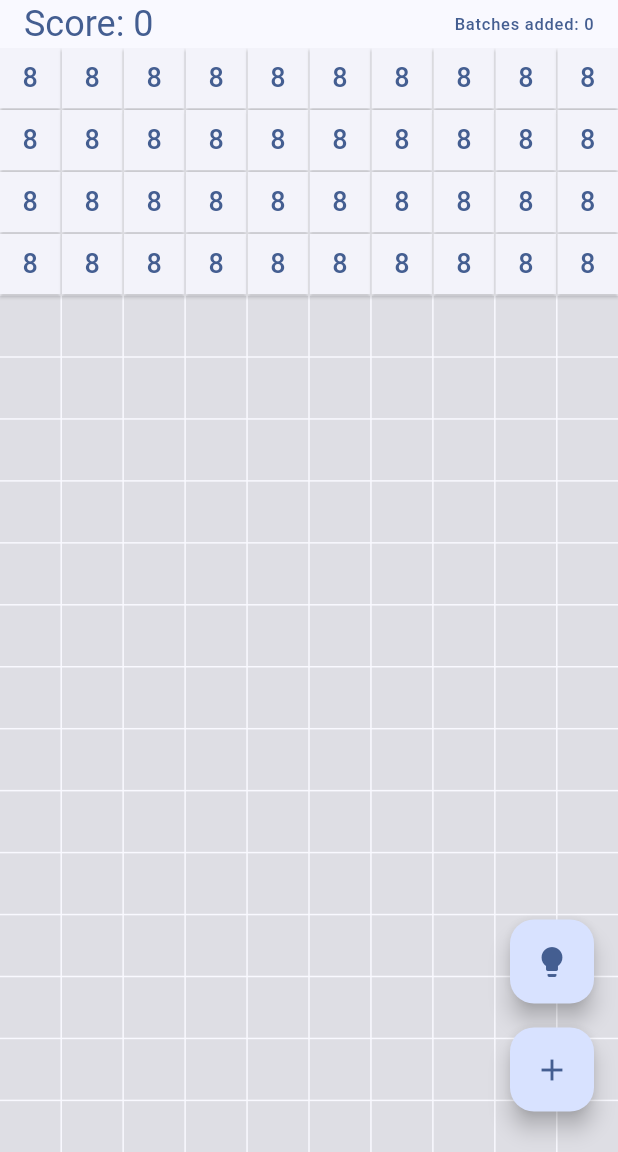
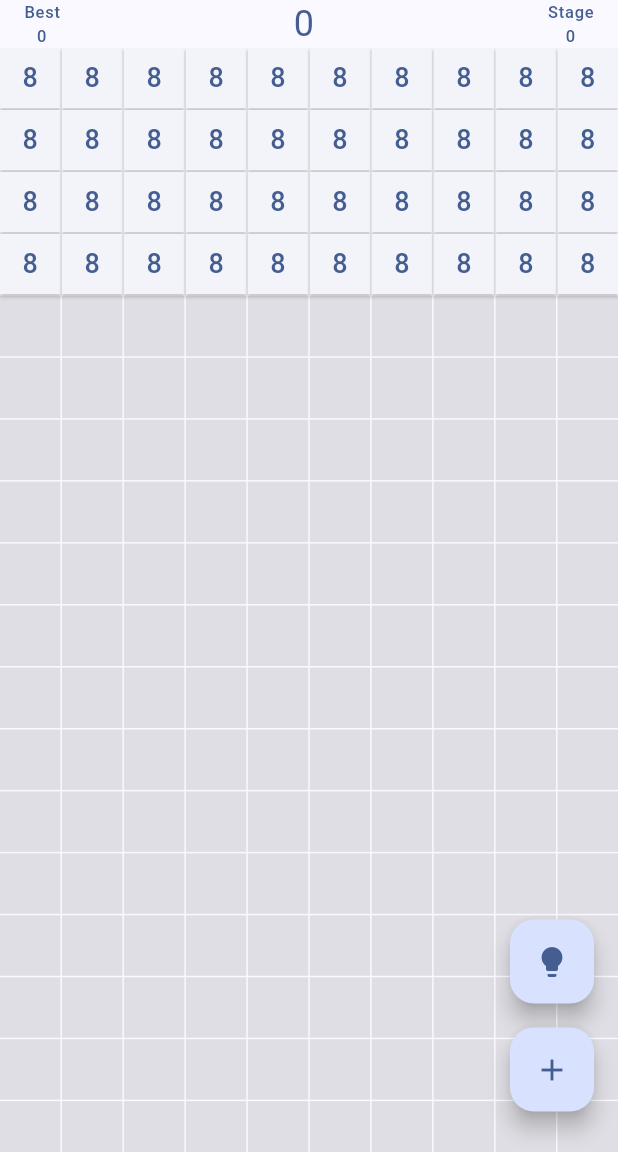
Before and after one commit to julia-morg/numerocide, a Flutter app: the screen it shows after launch, after a tap on "NEW GAME", on a phone screen of 412 x 824 dp, the part 84-1236 px from its top. Run offline on Flutter 3.47's test engine with Material 3 defaults, Android fonts, the phone set to English and light mode, and no system bars; our stand-ins replace shared_preferences.

Commit message:
fix animation, fix naming

```diff
--- a/lib/game/animated_button.dart
+++ b/lib/game/animated_button.dart
@@ -1,22 +1,24 @@
 import 'package:flutter/material.dart';
 
-class AnimatedAddButton extends StatefulWidget {
+class AnimatedButton extends StatefulWidget {
   final VoidCallback onPressed;
   final IconData icon;
   final Color color;
+  final String heroTag;
 
-  const AnimatedAddButton({
+  const AnimatedButton({
     super.key,
     required this.onPressed,
     required this.icon,
     required this.color,
+    required this.heroTag,
   });
 
   @override
-  State<AnimatedAddButton> createState() => AnimatedAddButtonState();
+  State<AnimatedButton> createState() => AnimatedButtonState();
 }
 
-class AnimatedAddButtonState extends State<AnimatedAddButton>
+class AnimatedButtonState extends State<AnimatedButton>
     with SingleTickerProviderStateMixin {
   late AnimationController _shakeController;
   late Animation<double> _shakeAnimation;
@@ -57,6 +59,7 @@ class AnimatedAddButtonState extends State<AnimatedAddButton>
             onPressed: widget.onPressed,
             tooltip: 'Add',
             child: Icon(widget.icon, color: widget.color),
+            heroTag: widget.heroTag,
           ),
         );
       },
--- a/lib/game_page.dart
+++ b/lib/game_page.dart
@@ -15,12 +15,14 @@ class GamePage extends StatefulWidget {
     required this.buttonSize,
     required this.buttonsPerRow,
     required this.initialButtonCount,
+    required this.maxScore,
   });
 
   final String title;
   final double buttonSize;
   final int buttonsPerRow;
   final int initialButtonCount;
+  final int maxScore;
 
   @override
   State<GamePage> createState() => _GamePageState();
@@ -31,8 +33,8 @@ class _GamePageState extends State<GamePage>
   Desk desk = Desk(0, 0, {}, 0);
   Hint? currentHint;
   List<int> selectedButtons = [];
-  late final GlobalKey<AnimatedAddButtonState> _addButtonKey =
-      GlobalKey<AnimatedAddButtonState>();
+  late final GlobalKey<AnimatedButtonState> _addButtonKey =
+      GlobalKey<AnimatedButtonState>();
 
   @override
   void initState() {
@@ -56,10 +58,13 @@ class _GamePageState extends State<GamePage>
 
   void _clearSavedGameState() async {
     SharedPreferences prefs = await SharedPreferences.getInstance();
-    for (int i = 0; i < desk.numbers.length; i++) {
-      await prefs.remove('field_index_$i');
-      await prefs.remove('field_number_$i');
-      await prefs.remove('field_isActive_$i');
+    for (String key in prefs.getKeys()) {
+      if (key.startsWith('field_index_') ||
+          key.startsWith('field_number_') ||
+          key.startsWith('field_isActive_')) {
+        await prefs.remove(key);
+
+      }
     }
     await prefs.remove('score');
     await prefs.remove('stage');
@@ -72,9 +77,11 @@ class _GamePageState extends State<GamePage>
           key.startsWith('field_number_') ||
           key.startsWith('field_isActive_')) {
         await prefs.remove(key);
+
       }
     }
-    for (var entry in desk.numbers.entries) {
+    Map<int, Field> numbersCopy = Map.from(desk.numbers);
+    for (var entry in numbersCopy.entries) {
       int index = entry.key;
       Field field = entry.value;
       await prefs.setInt('field_index_$index', field.i);
@@ -135,6 +142,7 @@ class _GamePageState extends State<GamePage>
   Widget build(BuildContext context) {
     Color colorDark = Theme.of(context).colorScheme.primary;
     Color colorLight = Theme.of(context).colorScheme.onSecondary;
+    String bestIcon = Icons.star.toString();
 
     return Scaffold(
       appBar: AppBar(
@@ -165,14 +173,23 @@ class _GamePageState extends State<GamePage>
                 mainAxisAlignment: MainAxisAlignment.spaceBetween,
                 children: <Widget>[
                   Text(
-                    'Score: ${desk.score}',
+                    'Best\n${widget.maxScore}',
+                    textAlign: TextAlign.center,
+                    style: Theme.of(context)
+                        .textTheme
+                        .labelSmall!
+                        .copyWith(color: colorDark),
+                  ),
+                  Text(
+                    '${desk.score}',
                     style: Theme.of(context)
                         .textTheme
                         .headlineSmall!
                         .copyWith(color: colorDark),
                   ),
                   Text(
-                    'Batches added: ${desk.stage}',
+                    'Stage\n${desk.stage}',
+                    textAlign: TextAlign.center,
                     style: Theme.of(context)
                         .textTheme
                         .labelSmall!
@@ -209,19 +226,21 @@ class _GamePageState extends State<GamePage>
               children: [
                 Padding(
                   padding: const EdgeInsets.only(bottom: 16.0),
-                  child: AnimatedAddButton(
+                  child: AnimatedButton(
                     onPressed: _onShowHintPressed,
                     icon: Icons.lightbulb,
                     color: Theme.of(context).colorScheme.primary,
+                    heroTag: 'hintButton',
                   ),
                 ),
                 Padding(
                   padding: const EdgeInsets.only(bottom: 16.0),
-                  child: AnimatedAddButton(
+                  child: AnimatedButton(
                     key: _addButtonKey,
                     onPressed: _onAddButtonPressed,
                     icon: Icons.add,
                     color: Theme.of(context).colorScheme.primary,
+                    heroTag: 'addButton',
                   ),
                 ),
               ],
--- a/lib/home_page.dart
+++ b/lib/home_page.dart
@@ -46,6 +46,7 @@ class _HomePageState extends State<HomePage> {
           buttonSize: 15.0,
           buttonsPerRow: 10,
           initialButtonCount: 40,
+          maxScore: _maxScore,
         ),
       ),
     ).then((_) {
@@ -63,6 +64,7 @@ class _HomePageState extends State<HomePage> {
           buttonSize: 15.0,
           buttonsPerRow: 10,
           initialButtonCount: 40,
+          maxScore: _maxScore,
         ),
       ),
     ).then((_) {
--- a/pubspec.yaml
+++ b/pubspec.yaml
@@ -1,4 +1,4 @@
-name: numberocide
+name: numerocide
 description: "A game with numbers"
 # The following line prevents the package from being accidentally published to
 # pub.dev using `flutter pub publish`. This is preferred for private packages.
```
Also changed, not shown: 15 other files.
